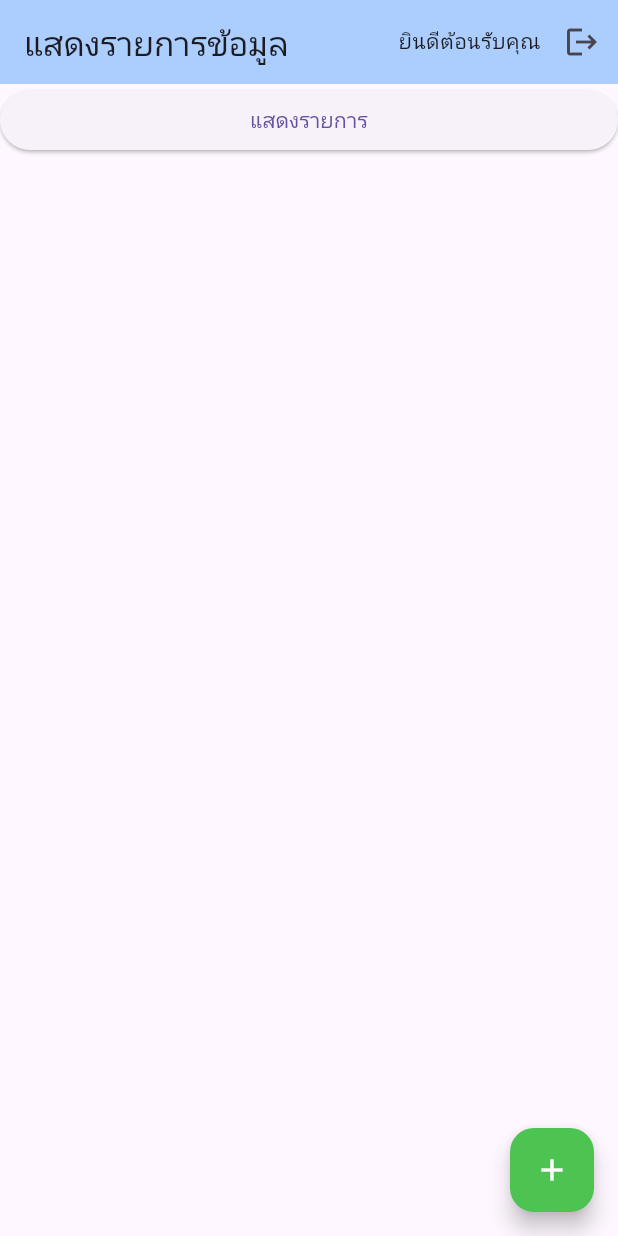
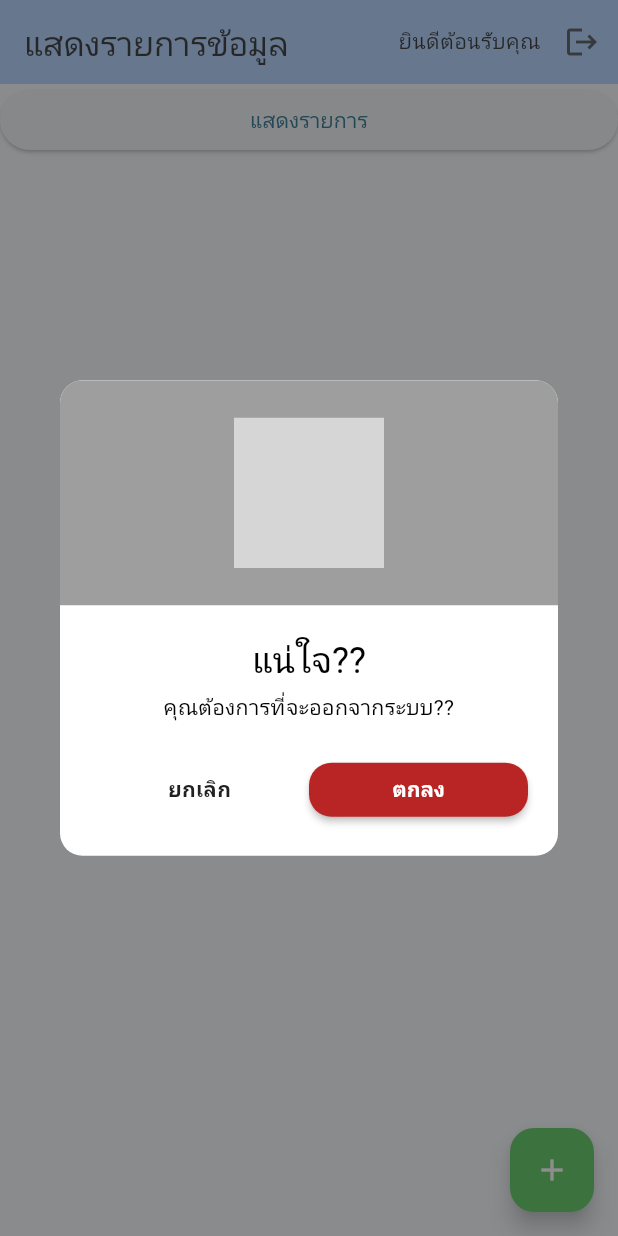
Before and after one commit to Pxthaphi/PK-SHOP_126, a Flutter app: the DashboardScreen screen opened directly, after a tap on the "logout" icon, on a phone screen of 412 x 824 dp. Run offline on Flutter 3.47's test engine with Material 3 defaults, Android fonts, the light colour scheme and no system bars; our stand-ins replace another_flutter_splash_screen, flutter_login, font_awesome_flutter, quickalert, shared_preferences; accounts and stored records are empty; network calls fail; grey boxes are pictures that could not be loaded.

Commit message:
แก้ไขเพิ่มส่วนของการดักค่า

```diff
--- a/lib/main.dart
+++ b/lib/main.dart
@@ -15,7 +15,10 @@ class MyApp extends StatelessWidget {
     return MaterialApp(
       debugShowCheckedModeBanner: false,
       title: 'PK SHOP',
-      theme: ThemeData(),
+      theme: ThemeData(
+          colorScheme: ColorScheme.fromSeed(
+              seedColor: Color.fromARGB(255, 203, 236, 255),
+              background: Color.fromARGB(255, 203, 242, 255))),
       home: FlutterSplashScreen.gif(
         gifPath: 'assets/images/logo.gif',
         gifWidth: 720,
--- a/lib/page/dashboard.dart
+++ b/lib/page/dashboard.dart
@@ -114,7 +114,45 @@ class _DashboardScreenState extends State<DashboardScreen> {
           ),
           IconButton(
             onPressed: () async {
-              await logout(context);
+              QuickAlert.show(
+                onCancelBtnTap: () {
+                  Navigator.pop(context);
+                },
+                context: context,
+                type: QuickAlertType.confirm,
+                title: 'แน่ใจ??',
+                text: 'คุณต้องการที่จะออกจากระบบ??',
+                titleAlignment: TextAlign.center,
+                textAlignment: TextAlign.center,
+                confirmBtnText: 'ตกลง',
+                cancelBtnText: 'ยกเลิก',
+                confirmBtnColor: const Color.fromARGB(255, 185, 37, 37),
+                backgroundColor: Colors.white,
+                headerBackgroundColor: Colors.grey,
+                confirmBtnTextStyle: const TextStyle(
+                  color: Color.fromARGB(255, 255, 255, 255),
+                  fontWeight: FontWeight.bold,
+                ),
+                barrierColor: const Color.fromARGB(139, 46, 46, 46),
+                titleColor: const Color.fromARGB(255, 1, 1, 1),
+                textColor: const Color.fromARGB(255, 1, 1, 1),
+                cancelBtnTextStyle: const TextStyle(
+                  color: Color.fromARGB(255, 33, 33, 33),
+                  fontWeight: FontWeight.bold,
+                ),
+                onConfirmBtnTap: () async {
+                  Navigator.pop(context); // Close the confirmation dialog
+                  QuickAlert.show(
+                    context: context,
+                    type: QuickAlertType.success,
+                    text: 'ออกจากระบบสำเร็จ!',
+                    showConfirmBtn: false,
+                    autoCloseDuration: const Duration(seconds: 3),
+                  ).then((value) async {
+                    await logout(context); // Delete the product
+                  });
+                },
+              );
             },
             icon: const Icon(Icons.logout),
           ),
@@ -218,7 +256,12 @@ class _DashboardScreenState extends State<DashboardScreen> {
                               builder: (context) =>
                                   EditProduct(productId: item.id),
                             ),
-                          );
+                          ).then((value) async {
+                            setState(() {
+                              // Trigger a rebuild to show the updated list
+                              getList();
+                            });
+                          });
                         },
                         icon: const Icon(
                           Icons.edit_square,
```
Also changed, not shown: lib/page/add_product.dart (+31 -16 lines), lib/page/edit_product.dart (+26 -23 lines), lib/page/login.dart (+31 -1 lines).
